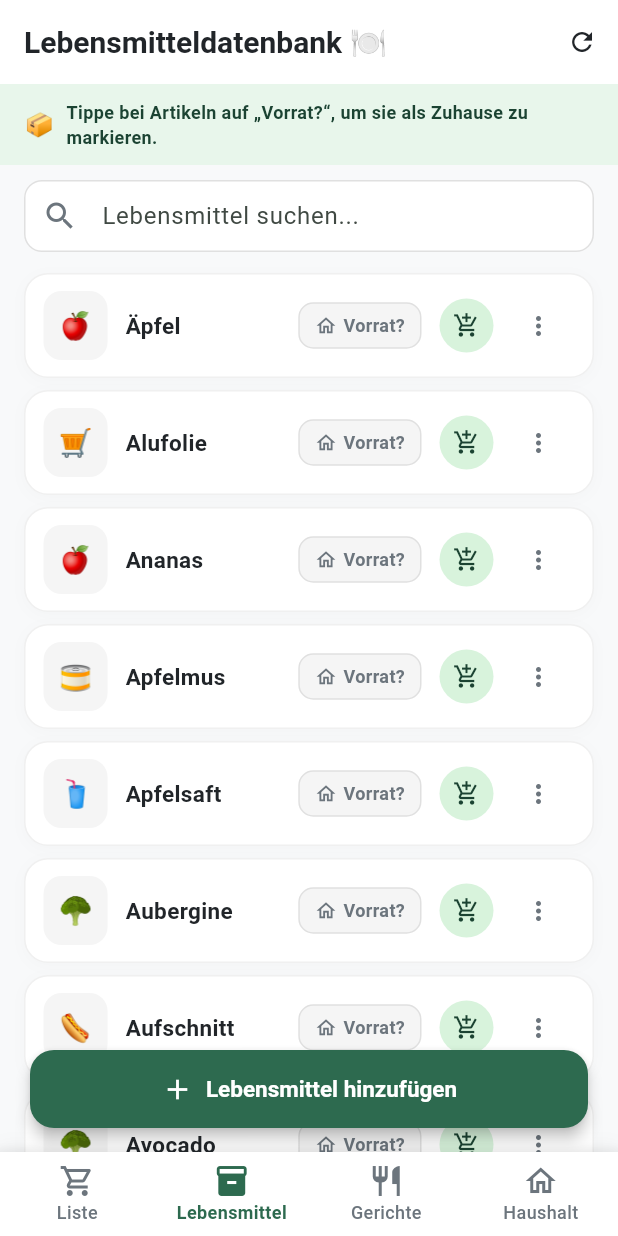
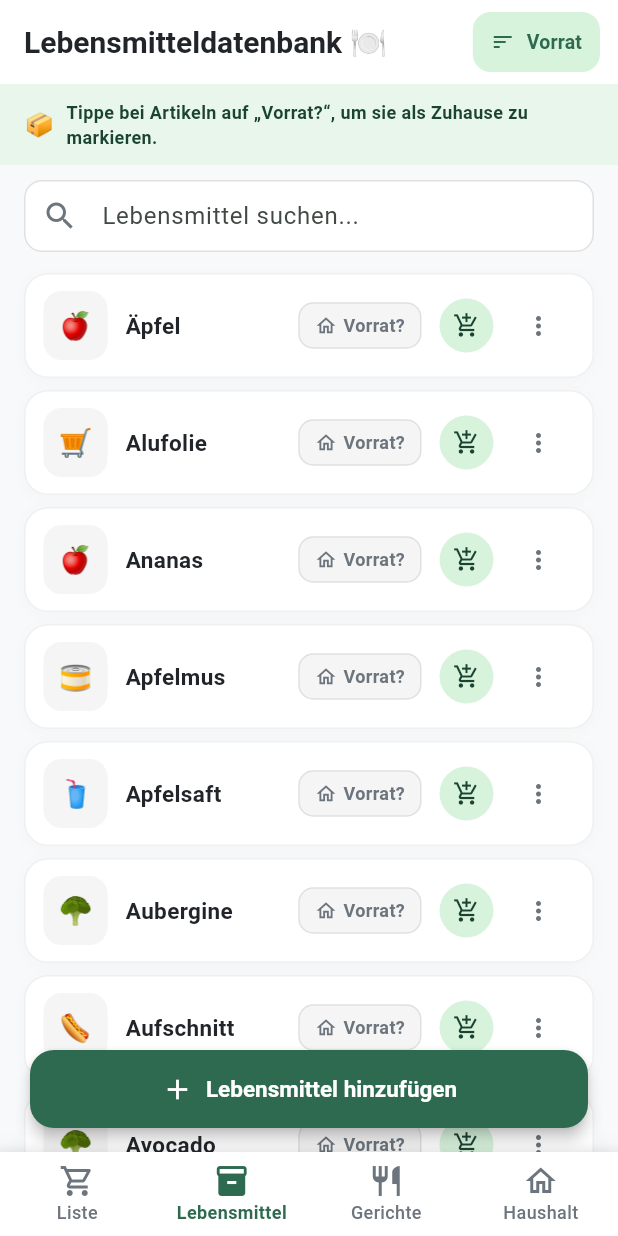
Before and after one commit to x4rinia/Dino_food, a Flutter app: the screen it shows after launch, item 2 of the bottom bar chosen, on a phone screen of 412 x 824 dp. Run offline on Flutter 3.47's test engine with Material 3 defaults, Android fonts, the phone set to English and light mode, and no system bars; our stand-ins replace flutter_dotenv, image_picker, supabase_flutter; accounts and stored records are empty.

Commit message:
Replace AppBar refresh icon with labeled Vorrat sort button

```diff
--- a/lib/screens/foods/foods_screen.dart
+++ b/lib/screens/foods/foods_screen.dart
@@ -96,18 +96,38 @@ class _FoodsScreenState extends State<FoodsScreen> {
       appBar: AppBar(
         title: const Text('Lebensmitteldatenbank 🍽️'),
         actions: [
-          IconButton(
-            icon: const Icon(Icons.refresh, size: 20),
-            tooltip: 'Sortierung aktualisieren',
+          Padding(
+            padding: const EdgeInsets.only(right: 12.0),
+            child: TextButton.icon(
+              style: TextButton.styleFrom(
+                foregroundColor: AppTheme.primaryGreen,
+                backgroundColor: AppTheme.primarySoft,
+                padding: const EdgeInsets.symmetric(
+                  horizontal: 12,
+                  vertical: 6,
+                ),
+                shape: RoundedRectangleBorder(
+                  borderRadius: BorderRadius.circular(12),
+                ),
+              ),
+              icon: const Icon(Icons.sort, size: 16),
+              label: const Text(
+                'Vorrat',
+                style: TextStyle(
+                  fontSize: 13,
+                  fontWeight: FontWeight.w700,
+                ),
+              ),
               onPressed: () {
                 _refreshStockSnapshot(stockProvider);
                 ScaffoldMessenger.of(context).showSnackBar(
                   const SnackBar(
-                  content: Text('Sortierung nach Vorratsstatus aktualisiert.'),
+                    content: Text('Nach Vorrat sortiert.'),
                     duration: Duration(seconds: 1),
                   ),
                 );
               },
+            ),
           ),
         ],
       ),
```
Lines whose indentation alone changed are shown as unchanged.
